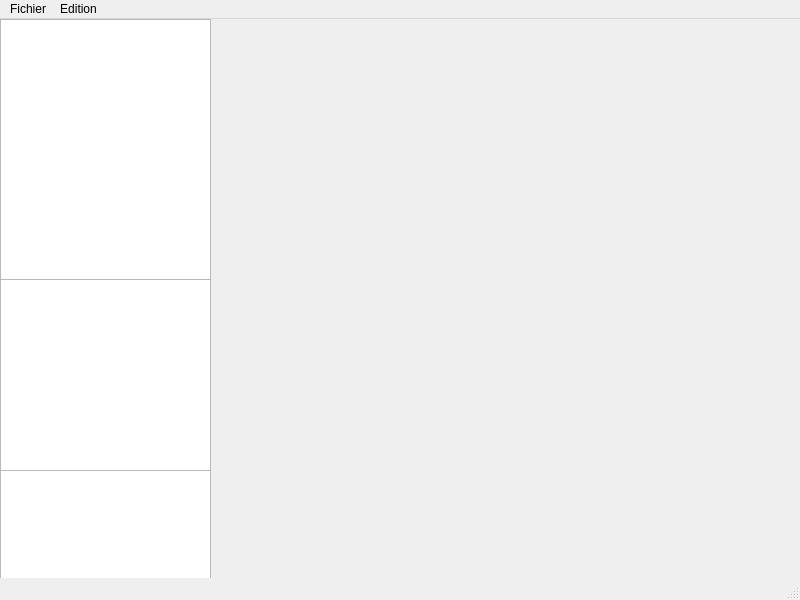
Before: the Qt Designer form pluriNotes2/plurinotes.ui in jberthomier/LO21_Projet, drawn with Qt 5.
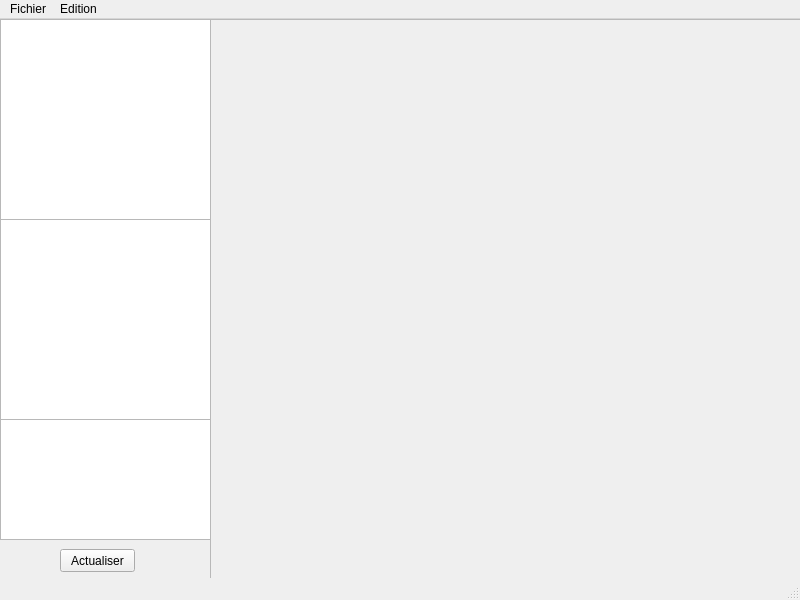
After: the same form once the commit is applied.

The edit to the form file:
```diff
--- a/pluriNotes2/plurinotes.ui
+++ b/pluriNotes2/plurinotes.ui
@@ -20,7 +20,7 @@
       <x>0</x>
       <y>0</y>
       <width>211</width>
-      <height>261</height>
+      <height>201</height>
      </rect>
     </property>
    </widget>
@@ -28,9 +28,9 @@
     <property name="geometry">
      <rect>
       <x>0</x>
-      <y>450</y>
+      <y>400</y>
       <width>211</width>
-      <height>111</height>
+      <height>121</height>
      </rect>
     </property>
    </widget>
@@ -38,12 +38,41 @@
     <property name="geometry">
      <rect>
       <x>0</x>
-      <y>260</y>
+      <y>200</y>
       <width>211</width>
-      <height>192</height>
+      <height>201</height>
      </rect>
     </property>
    </widget>
+   <widget class="QPushButton" name="Update">
+    <property name="geometry">
+     <rect>
+      <x>60</x>
+      <y>530</y>
+      <width>75</width>
+      <height>23</height>
+     </rect>
+    </property>
+    <property name="text">
+     <string>Actualiser</string>
+    </property>
+   </widget>
+   <widget class="QFrame" name="FrameAffichage">
+    <property name="geometry">
+     <rect>
+      <x>210</x>
+      <y>0</y>
+      <width>591</width>
+      <height>571</height>
+     </rect>
+    </property>
+    <property name="frameShape">
+     <enum>QFrame::StyledPanel</enum>
+    </property>
+    <property name="frameShadow">
+     <enum>QFrame::Raised</enum>
+    </property>
+   </widget>
   </widget>
   <widget class="QMenuBar" name="menubar">
    <property name="geometry">
```
